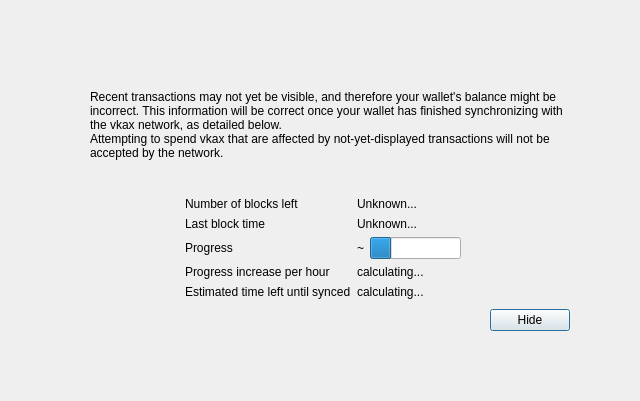
First picture: the form in src/qt/forms/modaloverlay.ui, repository vkaxproject/vkax, before the edit.
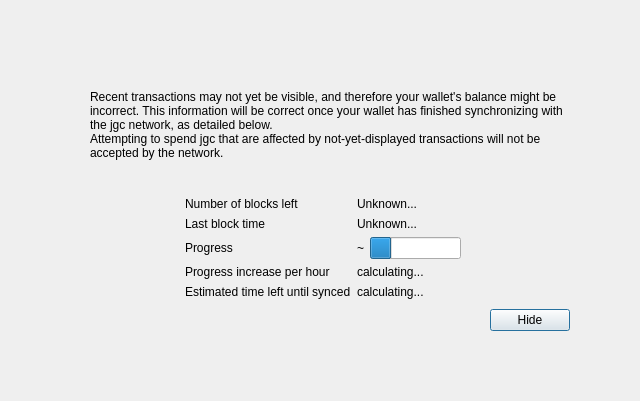
Second picture: the form after the edit. Custom widgets are drawn as their Qt base class.

Commit message: Rename vkax to jagoancoin

```diff
--- a/src/qt/forms/modaloverlay.ui
+++ b/src/qt/forms/modaloverlay.ui
@@ -111,7 +111,7 @@
              <item>
               <widget class="QLabel" name="infoText">
                <property name="text">
-                <string>Recent transactions may not yet be visible, and therefore your wallet's balance might be incorrect. This information will be correct once your wallet has finished synchronizing with the vkax network, as detailed below.</string>
+                <string>Recent transactions may not yet be visible, and therefore your wallet's balance might be incorrect. This information will be correct once your wallet has finished synchronizing with the jgc network, as detailed below.</string>
                </property>
                <property name="textFormat">
                 <enum>Qt::RichText</enum>
@@ -124,7 +124,7 @@
              <item>
               <widget class="QLabel" name="infoTextStrong">
                <property name="text">
-                <string>Attempting to spend vkax that are affected by not-yet-displayed transactions will not be accepted by the network.</string>
+                <string>Attempting to spend jgc that are affected by not-yet-displayed transactions will not be accepted by the network.</string>
                </property>
                <property name="textFormat">
                 <enum>Qt::RichText</enum>
```
The commit also changes 226 other files.
